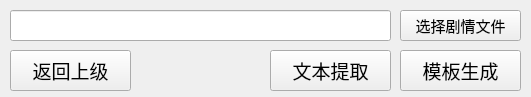
This is GUI Pages/template.ui in Hart-160/ass-automation as Qt 5 draws it before an edit. The edited form follows.
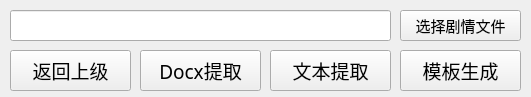
This is the edited form.

Commit message: 增加从SCE导出Docx文件的功能

```diff
--- a/GUI Pages/template.ui
+++ b/GUI Pages/template.ui
@@ -117,6 +117,25 @@
      <string>返回上级</string>
     </property>
    </widget>
+   <widget class="QPushButton" name="generate_docx">
+    <property name="geometry">
+     <rect>
+      <x>140</x>
+      <y>50</y>
+      <width>121</width>
+      <height>41</height>
+     </rect>
+    </property>
+    <property name="font">
+     <font>
+      <family>微软雅黑</family>
+      <pointsize>14</pointsize>
+     </font>
+    </property>
+    <property name="text">
+     <string>Docx提取</string>
+    </property>
+   </widget>
   </widget>
  </widget>
  <resources/>
```
The commit also changes 5 other files.
